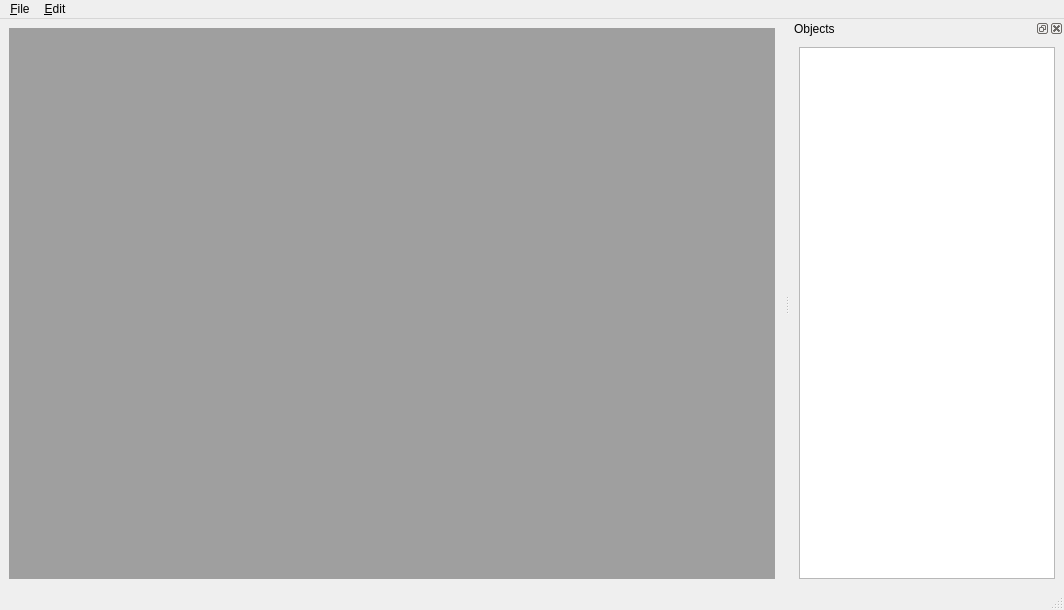
Qt form resources/ui/MainWindow.ui (BRL-CAD/arbalest) before a commit.
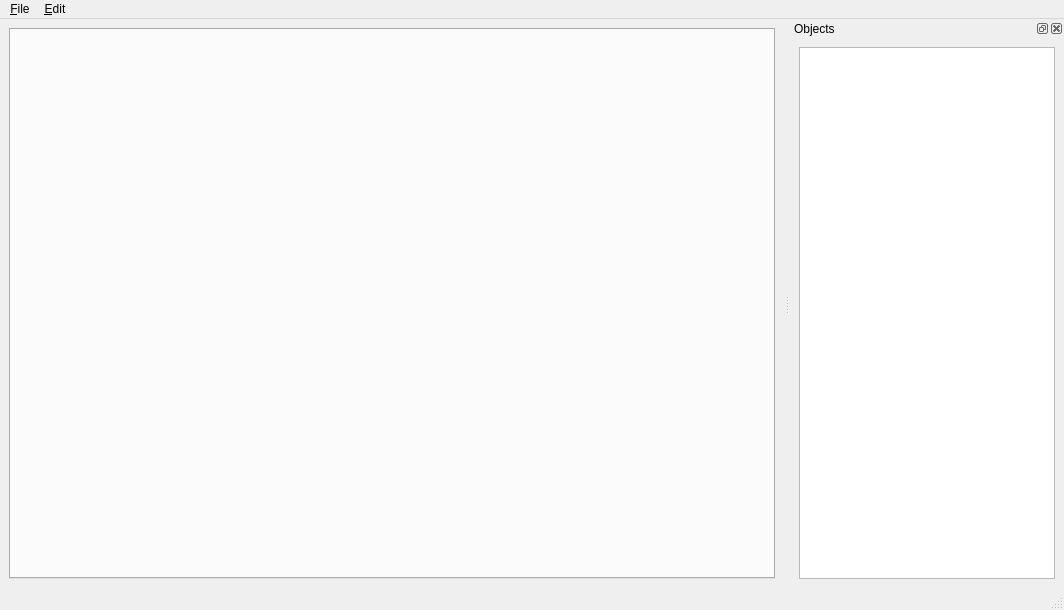
The same form after that commit.

Commit message: Replaced MDI with a tabbed interface. Implemented method setBGColor in DisplayManager. Stylesheet improvements in ObjectTree and the new tabbed interface

```diff
--- a/resources/ui/MainWindow.ui
+++ b/resources/ui/MainWindow.ui
@@ -13,12 +13,18 @@
   <property name="windowTitle">
    <string>Arbalest</string>
   </property>
+  <property name="styleSheet">
+   <string notr="true"/>
+  </property>
   <widget class="QWidget" name="centralwidget">
    <layout class="QVBoxLayout" name="verticalLayout">
     <item>
-     <widget class="QMdiArea" name="documentArea">
-      <property name="viewMode">
-       <enum>QMdiArea::TabbedView</enum>
+     <widget class="QTabWidget" name="documentArea">
+      <property name="tabsClosable">
+       <bool>true</bool>
+      </property>
+      <property name="movable">
+       <bool>true</bool>
       </property>
      </widget>
     </item>
```
The commit also changes 12 other files.
